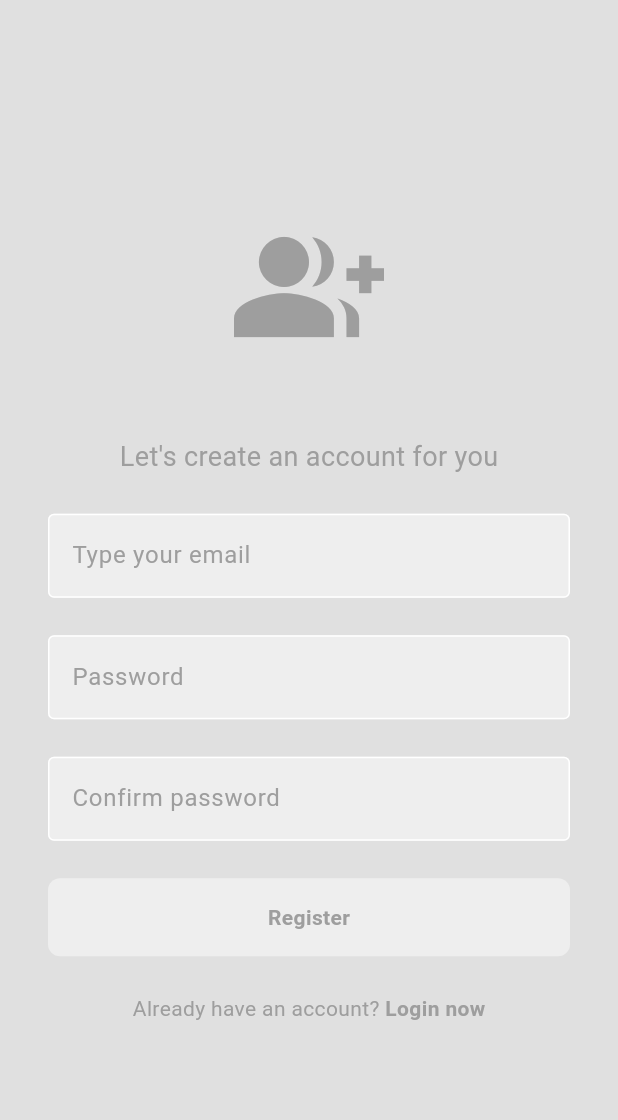
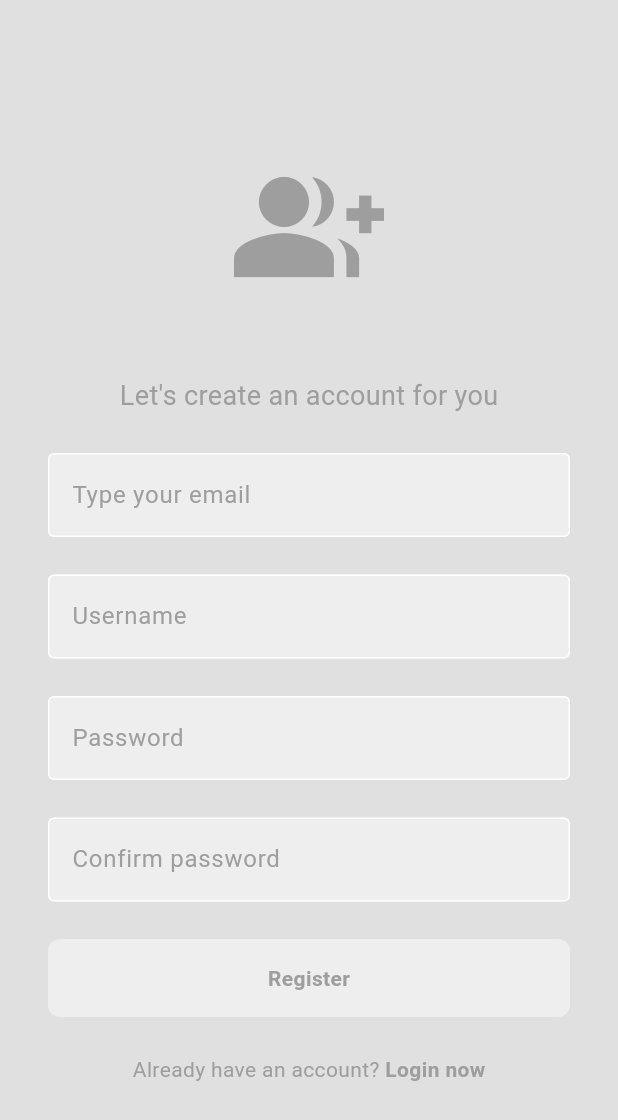
Before and after one commit to Sarethjs/faztapp, a Flutter app: the RegisterPage screen opened directly with empty values, on a phone screen of 412 x 824 dp. Shown: the top 1120 px of the screen. Run offline on Flutter 3.47's test engine with Material 3 defaults, Android fonts, the phone set to English and light mode, and no system bars; our stand-ins replace cloud_firestore, firebase_auth, firebase_core; accounts and stored records are empty.

Commit message:
A TextField for username added

```diff
--- a/lib/pages/register_page.dart
+++ b/lib/pages/register_page.dart
@@ -10,6 +10,7 @@ class RegisterPage extends StatelessWidget {
 
   // email and password controller
   final TextEditingController _emailController = TextEditingController();
+  final TextEditingController _userNameController = TextEditingController();
   final TextEditingController _pwController = TextEditingController();
   final TextEditingController _confirmPwController = TextEditingController();
 
@@ -81,6 +82,17 @@ class RegisterPage extends StatelessWidget {
             const SizedBox(
               height: 25,
             ),
+
+            // username text field
+            MyTextField(
+                hintText: "Username",
+                obscureText: false,
+                controller: _userNameController),
+
+            const SizedBox(
+              height: 25,
+            ),
+
             // password text field
             MyTextField(
               hintText: 'Password',
```
